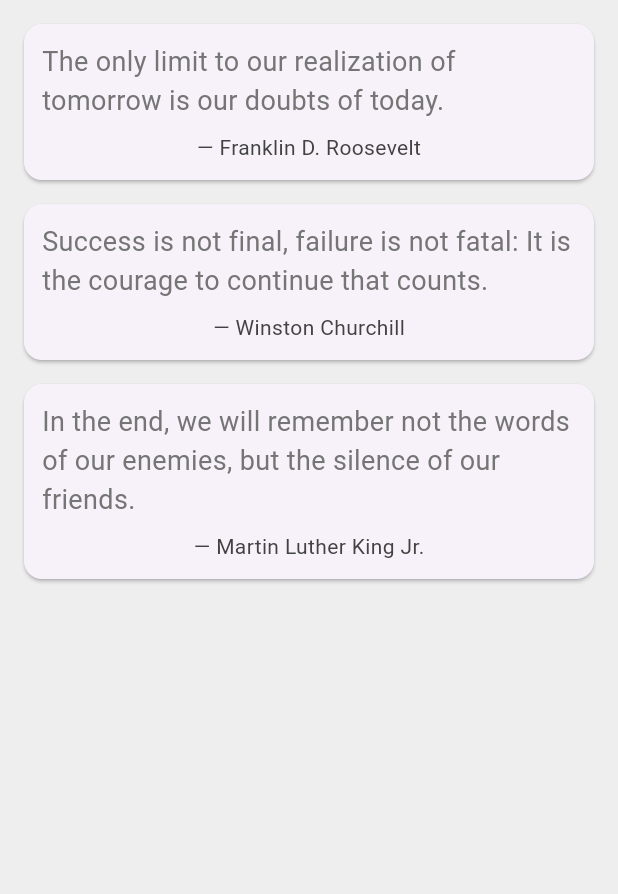
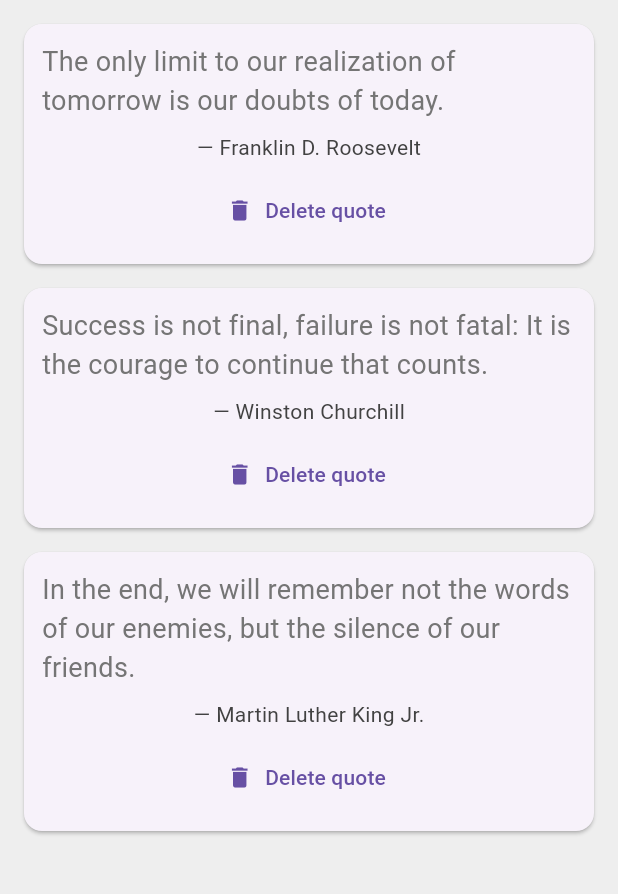
Before and after one commit to LanreSam/Flutter-App, a Flutter app: the screen it shows after launch, on a phone screen of 412 x 824 dp, the part 84-978 px from its top. Run offline on Flutter 3.47's test engine with Material 3 defaults, Android fonts, the phone set to English and light mode, and no system bars.

Commit message:
Added the delete icon

```diff
--- a/quotes/lib/quote_card.dart
+++ b/quotes/lib/quote_card.dart
@@ -28,7 +28,13 @@ class QuoteCard extends StatelessWidget {
                 fontSize: 14.0,
                 color: Colors.grey[800],
               ),
-            )
+            ),
+            SizedBox(height: 8.0,),
+            TextButton.icon(
+              onPressed: () {},
+              label: Text('Delete quote'),
+              icon: Icon(Icons.delete),
+            ),
           ],
         ),
       ),
```
